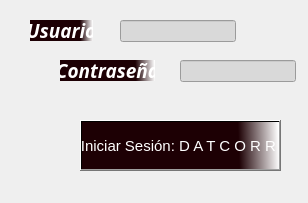
Before: the Qt Designer form ui/inicio_sesion.ui in Musthia/base-deposito, drawn with Qt 5.
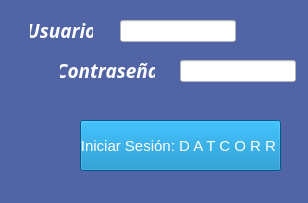
After: the same form once the commit is applied. Icons and pictures are not drawn.

Commit message: inisio de sesion actualizado

What changed in the file:
```diff
--- a/ui/inicio_sesion.ui
+++ b/ui/inicio_sesion.ui
@@ -2,6 +2,9 @@
 <ui version="4.0">
  <class>MainWindow</class>
  <widget class="QMainWindow" name="MainWindow">
+  <property name="enabled">
+   <bool>true</bool>
+  </property>
   <property name="geometry">
    <rect>
     <x>0</x>
@@ -14,10 +17,12 @@
    <string>INICIO DE SESION</string>
   </property>
   <property name="styleSheet">
-   <string notr="true">image: url(:/fondo/fondo_login.png);
-background-image: url(:/fondo/fondo_login.png);</string>
+   <string notr="true">background-color: rgb(81, 101, 166);</string>
   </property>
   <widget class="QWidget" name="centralwidget">
+   <property name="enabled">
+    <bool>true</bool>
+   </property>
    <widget class="QPushButton" name="boton_iniciar_sesion">
     <property name="geometry">
      <rect>
@@ -40,23 +45,12 @@
         </brush>
        </colorrole>
        <colorrole role="Button">
-        <brush brushstyle="LinearGradientPattern">
-         <gradient startx="0.795000000000000" starty="0.529727000000000" endx="1.000000000000000" endy="0.528000000000000" type="LinearGradient" spread="PadSpread" coordinatemode="ObjectBoundingMode">
-          <gradientstop position="0.000000000000000">
-           <color alpha="255">
-            <red>29</red>
-            <green>0</green>
-            <blue>4</blue>
-           </color>
-          </gradientstop>
-          <gradientstop position="1.000000000000000">
-           <color alpha="255">
-            <red>255</red>
-            <green>255</green>
-            <blue>255</blue>
-           </color>
-          </gradientstop>
-         </gradient>
+        <brush brushstyle="SolidPattern">
+         <color alpha="255">
+          <red>0</red>
+          <green>127</green>
+          <blue>190</blue>
+         </color>
         </brush>
        </colorrole>
        <colorrole role="Text">
@@ -78,43 +72,21 @@
         </brush>
        </colorrole>
        <colorrole role="Base">
-        <brush brushstyle="LinearGradientPattern">
-         <gradient startx="0.795000000000000" starty="0.529727000000000" endx="1.000000000000000" endy="0.528000000000000" type="LinearGradient" spread="PadSpread" coordinatemode="ObjectBoundingMode">
-          <gradientstop position="0.000000000000000">
-           <color alpha="255">
-            <red>29</red>
-            <green>0</green>
-            <blue>4</blue>
-           </color>
-          </gradientstop>
-          <gradientstop position="1.000000000000000">
-           <color alpha="255">
-            <red>255</red>
-            <green>255</green>
-            <blue>255</blue>
-           </color>
-          </gradientstop>
-         </gradient>
+        <brush brushstyle="SolidPattern">
+         <color alpha="255">
+          <red>0</red>
+          <green>127</green>
+          <blue>190</blue>
+         </color>
         </brush>
        </colorrole>
        <colorrole role="Window">
-        <brush brushstyle="LinearGradientPattern">
-         <gradient startx="0.795000000000000" starty="0.529727000000000" endx="1.000000000000000" endy="0.528000000000000" type="LinearGradient" spread="PadSpread" coordinatemode="ObjectBoundingMode">
-          <gradientstop position="0.000000000000000">
-           <color alpha="255">
-            <red>29</red>
-            <green>0</green>
-            <blue>4</blue>
-           </color>
-          </gradientstop>
-          <gradientstop position="1.000000000000000">
-           <color alpha="255">
-            <red>255</red>
-            <green>255</green>
-            <blue>255</blue>
-           </color>
-          </gradientstop>
-         </gradient>
+        <brush brushstyle="SolidPattern">
+         <color alpha="255">
+          <red>0</red>
+          <green>127</green>
+          <blue>190</blue>
+         </color>
         </brush>
        </colorrole>
        <colorrole role="Highlight">
@@ -147,23 +119,12 @@
         </brush>
        </colorrole>
        <colorrole role="Button">
-        <brush brushstyle="LinearGradientPattern">
-         <gradient startx="0.795000000000000" starty="0.529727000000000" endx="1.000000000000000" endy="0.528000000000000" type="LinearGradient" spread="PadSpread" coordinatemode="ObjectBoundingMode">
-          <gradientstop position="0.000000000000000">
-           <color alpha="255">
-            <red>29</red>
-            <green>0</green>
-            <blue>4</blue>
-           </color>
-          </gradientstop>
-          <gradientstop position="1.000000000000000">
-           <color alpha="255">
-            <red>255</red>
-            <green>255</green>
-            <blue>255</blue>
-           </color>
-          </gradientstop>
-         </gradient>
+        <brush brushstyle="SolidPattern">
+         <color alpha="255">
+          <red>0</red>
+          <green>127</green>
+          <blue>190</blue>
+         </color>
         </brush>
        </colorrole>
        <colorrole role="Text">
@@ -185,43 +146,21 @@
         </brush>
        </colorrole>
        <colorrole role="Base">
-        <brush brushstyle="LinearGradientPattern">
-         <gradient startx="0.795000000000000" starty="0.529727000000000" endx="1.000000000000000" endy="0.528000000000000" type="LinearGradient" spread="PadSpread" coordinatemode="ObjectBoundingMode">
-          <gradientstop position="0.000000000000000">
-           <color alpha="255">
-            <red>29</red>
-            <green>0</green>
-            <blue>4</blue>
-           </color>
-          </gradientstop>
-          <gradientstop position="1.000000000000000">
-           <color alpha="255">
-            <red>255</red>
-            <green>255</green>
-            <blue>255</blue>
-           </color>
-          </gradientstop>
-         </gradient>
+        <brush brushstyle="SolidPattern">
+         <color alpha="255">
+          <red>0</red>
+          <green>127</green>
+          <blue>190</blue>
+         </color>
         </brush>
        </colorrole>
        <colorrole role="Window">
-        <brush brushstyle="LinearGradientPattern">
-         <gradient startx="0.795000000000000" starty="0.529727000000000" endx="1.000000000000000" endy="0.528000000000000" type="LinearGradient" spread="PadSpread" coordinatemode="ObjectBoundingMode">
-          <gradientstop position="0.000000000000000">
-           <color alpha="255">
-            <red>29</red>
-            <green>0</green>
-            <blue>4</blue>
-           </color>
-          </gradientstop>
-          <gradientstop position="1.000000000000000">
-           <color alpha="255">
-            <red>255</red>
-            <green>255</green>
-            <blue>255</blue>
-           </color>
-          </gradientstop>
-         </gradient>
+        <brush brushstyle="SolidPattern">
+         <color alpha="255">
+          <red>0</red>
+          <green>127</green>
+          <blue>190</blue>
+         </color>
         </brush>
        </colorrole>
        <colorrole role="Highlight">
@@ -245,63 +184,30 @@
       </inactive>
       <disabled>
        <colorrole role="Button">
-        <brush brushstyle="LinearGradientPattern">
-         <gradient startx="0.795000000000000" starty="0.529727000000000" endx="1.000000000000000" endy="0.528000000000000" type="LinearGradient" spread="PadSpread" coordinatemode="ObjectBoundingMode">
-          <gradientstop position="0.000000000000000">
-           <color alpha="255">
-            <red>29</red>
-            <green>0</green>
-            <blue>4</blue>
-           </color>
-          </gradientstop>
-          <gradientstop position="1.000000000000000">
-           <color alpha="255">
-            <red>255</red>
-            <green>255</green>
-            <blue>255</blue>
-           </color>
-          </gradientstop>
-         </gradient>
+        <brush brushstyle="SolidPattern">
+         <color alpha="255">
+          <red>0</red>
+          <green>127</green>
+          <blue>190</blue>
+         </color>
         </brush>
        </colorrole>
        <colorrole role="Base">
-        <brush brushstyle="LinearGradientPattern">
-         <gradient startx="0.795000000000000" starty="0.529727000000000" endx="1.000000000000000" endy="0.528000000000000" type="LinearGradient" spread="PadSpread" coordinatemode="ObjectBoundingMode">
-          <gradientstop position="0.000000000000000">
-           <color alpha="255">
-            <red>29</red>
-            <green>0</green>
-            <blue>4</blue>
-           </color>
-          </gradientstop>
-          <gradientstop position="1.000000000000000">
-           <color alpha="255">
-            <red>255</red>
-            <green>255</green>
-            <blue>255</blue>
-           </color>
-          </gradientstop>
-         </gradient>
+        <brush brushstyle="SolidPattern">
+         <color alpha="255">
+          <red>0</red>
+          <green>127</green>
+          <blue>190</blue>
+         </color>
         </brush>
        </colorrole>
        <colorrole role="Window">
-        <brush brushstyle="LinearGradientPattern">
-         <gradient startx="0.795000000000000" starty="0.529727000000000" endx="1.000000000000000" endy="0.528000000000000" type="LinearGradient" spread="PadSpread" coordinatemode="ObjectBoundingMode">
-          <gradientstop position="0.000000000000000">
-           <color alpha="255">
-            <red>29</red>
-            <green>0</green>
-            <blue>4</blue>
-           </color>
-          </gradientstop>
-          <gradientstop position="1.000000000000000">
-           <color alpha="255">
-            <red>255</red>
-            <green>255</green>
-            <blue>255</blue>
-           </color>
-          </gradientstop>
-         </gradient>
+        <brush brushstyle="SolidPattern">
+         <color alpha="255">
+          <red>0</red>
+          <green>127</green>
+          <blue>190</blue>
+         </color>
         </brush>
        </colorrole>
        <colorrole role="Highlight">
@@ -349,7 +255,8 @@
      <bool>false</bool>
     </property>
     <property name="styleSheet">
-     <string notr="true">background-color: qlineargradient(spread:pad, x1:0.795, y1:0.529727, x2:1, y2:0.528, stop:0 rgba(29, 0, 4, 255), stop:1 rgba(255, 255, 255, 255));</string>
+     <string notr="true">
+background-color: rgb(0, 127, 190);</string>
     </property>
     <property name="text">
      <string>Iniciar Sesión: D A T C O R R </string>
@@ -359,6 +266,9 @@
     </property>
    </widget>
    <widget class="QLabel" name="label_contrasena">
+    <property name="enabled">
+     <bool>true</bool>
+    </property>
     <property name="geometry">
      <rect>
       <x>60</x>
@@ -380,63 +290,30 @@
         </brush>
        </colorrole>
        <colorrole role="Button">
-        <brush brushstyle="LinearGradientPattern">
-         <gradient startx="0.795000000000000" starty="0.529727000000000" endx="1.000000000000000" endy="0.528000000000000" type="LinearGradient" spread="PadSpread" coordinatemode="ObjectBoundingMode">
-          <gradientstop position="0.000000000000000">
-           <color alpha="255">
-            <red>29</red>
-            <green>0</green>
-            <blue>4</blue>
-           </color>
-          </gradientstop>
-          <gradientstop position="1.000000000000000">
-           <color alpha="255">
-            <red>255</red>
-            <green>255</green>
-            <blue>255</blue>
-           </color>
-          </gradientstop>
-         </gradient>
+        <brush brushstyle="SolidPattern">
+         <color alpha="255">
+          <red>81</red>
+          <green>101</green>
+          <blue>166</blue>
+         </color>
         </brush>
        </colorrole>
        <colorrole role="Base">
-        <brush brushstyle="LinearGradientPattern">
-         <gradient startx="0.795000000000000" starty="0.529727000000000" endx="1.000000000000000" endy="0.528000000000000" type="LinearGradient" spread="PadSpread" coordinatemode="ObjectBoundingMode">
-          <gradientstop position="0.000000000000000">
-           <color alpha="255">
-            <red>29</red>
-            <green>0</green>
-            <blue>4</blue>
-           </color>
-          </gradientstop>
-          <gradientstop position="1.000000000000000">
-           <color alpha="255">
-            <red>255</red>
-            <green>255</green>
-            <blue>255</blue>
-           </color>
-          </gradientstop>
-         </gradient>
+        <brush brushstyle="SolidPattern">
+         <color alpha="255">
+          <red>81</red>
+          <green>101</green>
+          <blue>166</blue>
+         </color>
         </brush>
        </colorrole>
        <colorrole role="Window">
-        <brush brushstyle="LinearGradientPattern">
-         <gradient startx="0.795000000000000" starty="0.529727000000000" endx="1.000000000000000" endy="0.528000000000000" type="LinearGradient" spread="PadSpread" coordinatemode="ObjectBoundingMode">
-          <gradientstop position="0.000000000000000">
-           <color alpha="255">
-            <red>29</red>
-            <green>0</green>
-            <blue>4</blue>
-           </color>
-          </gradientstop>
-          <gradientstop position="1.000000000000000">
-           <color alpha="255">
-            <red>255</red>
-            <green>255</green>
-            <blue>255</blue>
-           </color>
-          </gradientstop>
-         </gradient>
+        <brush brushstyle="SolidPattern">
+         <color alpha="255">
+          <red>81</red>
+          <green>101</green>
+          <blue>166</blue>
+         </color>
         </brush>
        </colorrole>
        <colorrole role="Highlight">
@@ -460,63 +337,30 @@
         </brush>
        </colorrole>
        <colorrole role="Button">
-        <brush brushstyle="LinearGradientPattern">
-         <gradient startx="0.795000000000000" starty="0.529727000000000" endx="1.000000000000000" endy="0.528000000000000" type="LinearGradient" spread="PadSpread" coordinatemode="ObjectBoundingMode">
-          <gradientstop position="0.000000000000000">
-           <color alpha="255">
-            <red>29</red>
-            <green>0</green>
-            <blue>4</blue>
-           </color>
-          </gradientstop>
-          <gradientstop position="1.000000000000000">
-           <color alpha="255">
-            <red>255</red>
-            <green>255</green>
-            <blue>255</blue>
-           </color>
-          </gradientstop>
-         </gradient>
+        <brush brushstyle="SolidPattern">
+         <color alpha="255">
+          <red>81</red>
+          <green>101</green>
+          <blue>166</blue>
+         </color>
         </brush>
        </colorrole>
        <colorrole role="Base">
-        <brush brushstyle="LinearGradientPattern">
-         <gradient startx="0.795000000000000" starty="0.529727000000000" endx="1.000000000000000" endy="0.528000000000000" type="LinearGradient" spread="PadSpread" coordinatemode="ObjectBoundingMode">
-          <gradientstop position="0.000000000000000">
-           <color alpha="255">
-            <red>29</red>
-            <green>0</green>
-            <blue>4</blue>
-           </color>
-          </gradientstop>
-          <gradientstop position="1.000000000000000">
-           <color alpha="255">
-            <red>255</red>
-            <green>255</green>
-            <blue>255</blue>
-           </color>
-          </gradientstop>
-         </gradient>
+        <brush brushstyle="SolidPattern">
+         <color alpha="255">
+          <red>81</red>
+          <green>101</green>
+          <blue>166</blue>
+         </color>
         </brush>
        </colorrole>
        <colorrole role="Window">
-        <brush brushstyle="LinearGradientPattern">
-         <gradient startx="0.795000000000000" starty="0.529727000000000" endx="1.000000000000000" endy="0.528000000000000" type="LinearGradient" spread="PadSpread" coordinatemode="ObjectBoundingMode">
-          <gradientstop position="0.000000000000000">
-           <color alpha="255">
-            <red>29</red>
-            <green>0</green>
-            <blue>4</blue>
-           </color>
-          </gradientstop>
-          <gradientstop position="1.000000000000000">
-           <color alpha="255">
-            <red>255</red>
-            <green>255</green>
-            <blue>255</blue>
-           </color>
-          </gradientstop>
-         </gradient>
+        <brush brushstyle="SolidPattern">
+         <color alpha="255">
+          <red>81</red>
+          <green>101</green>
+          <blue>166</blue>
+         </color>
         </brush>
        </colorrole>
        <colorrole role="Highlight">
@@ -531,63 +375,30 @@
       </inactive>
       <disabled>
        <colorrole role="Button">
-        <brush brushstyle="LinearGradientPattern">
-         <gradient startx="0.795000000000000" starty="0.529727000000000" endx="1.000000000000000" endy="0.528000000000000" type="LinearGradient" spread="PadSpread" coordinatemode="ObjectBoundingMode">
-          <gradientstop position="0.000000000000000">
-           <color alpha="255">
-            <red>29</red>
-            <green>0</green>
-            <blue>4</blue>
-           </color>
-          </gradientstop>
-          <gradientstop position="1.000000000000000">
-           <color alpha="255">
-            <red>255</red>
-            <green>255</green>
-            <blue>255</blue>
-           </color>
-          </gradientstop>
-         </gradient>
+        <brush brushstyle="SolidPattern">
+         <color alpha="255">
+          <red>81</red>
+          <green>101</green>
+          <blue>166</blue>
+         </color>
         </brush>
        </colorrole>
        <colorrole role="Base">
-        <brush brushstyle="LinearGradientPattern">
-         <gradient startx="0.795000000000000" starty="0.529727000000000" endx="1.000000000000000" endy="0.528000000000000" type="LinearGradient" spread="PadSpread" coordinatemode="ObjectBoundingMode">
-          <gradientstop position="0.000000000000000">
-           <color alpha="255">
-            <red>29</red>
-            <green>0</green>
-            <blue>4</blue>
-           </color>
-          </gradientstop>
-          <gradientstop position="1.000000000000000">
-           <color alpha="255">
-            <red>255</red>
-            <green>255</green>
-            <blue>255</blue>
-           </color>
-          </gradientstop>
-         </gradient>
+        <brush brushstyle="SolidPattern">
+         <color alpha="255">
+          <red>81</red>
+          <green>101</green>
+          <blue>166</blue>
+         </color>
         </brush>
        </colorrole>
        <colorrole role="Window">
-        <brush brushstyle="LinearGradientPattern">
-         <gradient startx="0.795000000000000" starty="0.529727000000000" endx="1.000000000000000" endy="0.528000000000000" type="LinearGradient" spread="PadSpread" coordinatemode="ObjectBoundingMode">
-          <gradientstop position="0.000000000000000">
-           <color alpha="255">
-            <red>29</red>
-            <green>0</green>
-            <blue>4</blue>
-           </color>
-          </gradientstop>
-          <gradientstop position="1.000000000000000">
-           <color alpha="255">
-            <red>255</red>
-            <green>255</green>
-            <blue>255</blue>
-           </color>
-          </gradientstop>
-         </gradient>
+        <brush brushstyle="SolidPattern">
+         <color alpha="255">
+          <red>81</red>
+          <green>101</green>
+          <blue>166</blue>
+         </color>
         </brush>
        </colorrole>
        <colorrole role="Highlight">
@@ -614,7 +425,7 @@
      <cursorShape>ArrowCursor</cursorShape>
     </property>
     <property name="styleSheet">
-     <string notr="true">background-color: qlineargradient(spread:pad, x1:0.795, y1:0.529727, x2:1, y2:0.528, stop:0 rgba(29, 0, 4, 255), stop:1 rgba(255, 255, 255, 255));</string>
+     <string notr="true"/>
     </property>
     <property name="text">
      <string>Contraseña</string>
@@ -650,9 +461,9 @@
        <colorrole role="Button">
         <brush brushstyle="SolidPattern">
          <color alpha="255">
-          <red>217</red>
-          <green>217</green>
-          <blue>217</blue>
+          <red>255</red>
+          <green>255</green>
+          <blue>255</blue>
          </color>
         </brush>
        </colorrole>
@@ -677,18 +488,18 @@
        <colorrole role="Base">
         <brush brushstyle="SolidPattern">
          <color alpha="255">
-          <red>217</red>
-          <green>217</green>
-          <blue>217</blue>
+          <red>255</red>
+          <green>255</green>
+          <blue>255</blue>
          </color>
         </brush>
        </colorrole>
        <colorrole role="Window">
         <brush brushstyle="SolidPattern">
          <color alpha="255">
-          <red>217</red>
-          <green>217</green>
-          <blue>217</blue>
+          <red>255</red>
+          <green>255</green>
+          <blue>255</blue>
          </color>
         </brush>
        </colorrole>
@@ -724,9 +535,9 @@
        <colorrole role="Button">
         <brush brushstyle="SolidPattern">
          <color alpha="255">
-          <red>217</red>
-          <green>217</green>
-          <blue>217</blue>
+          <red>255</red>
+          <green>255</green>
+          <blue>255</blue>
          </color>
         </brush>
        </colorrole>
@@ -751,18 +562,18 @@
        <colorrole role="Base">
         <brush brushstyle="SolidPattern">
          <color alpha="255">
-          <red>217</red>
-          <green>217</green>
-          <blue>217</blue>
+          <red>255</red>
+          <green>255</green>
+          <blue>255</blue>
          </color>
         </brush>
        </colorrole>
        <colorrole role="Window">
         <brush brushstyle="SolidPattern">
          <color alpha="255">
-          <red>217</red>
-          <green>217</green>
-          <blue>217</blue>
+          <red>255</red>
+          <green>255</green>
+          <blue>255</blue>
          </color>
         </brush>
        </colorrole>
@@ -789,27 +600,27 @@
        <colorrole role="Button">
         <brush brushstyle="SolidPattern">
          <color alpha="255">
-          <red>217</red>
-          <green>217</green>
-          <blue>217</blue>
+          <red>255</red>
+          <green>255</green>
+          <blue>255</blue>
          </color>
         </brush>
        </colorrole>
        <colorrole role="Base">
         <brush brushstyle="SolidPattern">
          <color alpha="255">
-          <red>217</red>
-          <green>217</green>
-          <blue>217</blue>
+          <red>255</red>
+          <green>255</green>
+          <blue>255</blue>
          </color>
         </brush>
        </colorrole>
        <colorrole role="Window">
         <brush brushstyle="SolidPattern">
          <color alpha="255">
-          <red>217</red>
-          <green>217</green>
-          <blue>217</blue>
+          <red>255</red>
+          <green>255</green>
+          <blue>255</blue>
          </color>
         </brush>
        </colorrole>
@@ -840,7 +651,7 @@
      </font>
     </property>
     <property name="styleSheet">
-     <string notr="true">background-color: rgb(217, 217, 217);</string>
+     <string notr="true">background-color: rgb(255, 255, 255);</string>
     </property>
     <property name="text">
      <string/>
@@ -850,6 +661,9 @@
     </property>
    </widget>
    <widget class="QLabel" name="label_usuario">
+    <property name="enabled">
+     <bool>true</bool>
+    </property>
     <property name="geometry">
      <rect>
       <x>30</x>
@@ -871,23 +685,12 @@
         </brush>
        </colorrole>
        <colorrole role="Button">
-        <brush brushstyle="LinearGradientPattern">
-         <gradient startx="0.795000000000000" starty="0.529727000000000" endx="1.000000000000000" endy="0.528000000000000" type="LinearGradient" spread="PadSpread" coordinatemode="ObjectBoundingMode">
-          <gradientstop position="0.000000000000000">
-           <color alpha="255">
-            <red>29</red>
-            <green>0</green>
-            <blue>4</blue>
-           </color>
-          </gradientstop>
-          <gradientstop position="1.000000000000000">
-           <color alpha="255">
-            <red>255</red>
-            <green>255</green>
-            <blue>255</blue>
-           </color>
-          </gradientstop>
-         </gradient>
+        <brush brushstyle="SolidPattern">
+         <color alpha="255">
+          <red>81</red>
+          <green>101</green>
+          <blue>166</blue>
+         </color>
         </brush>
        </colorrole>
        <colorrole role="Text">
@@ -900,43 +703,21 @@
         </brush>
        </colorrole>
        <colorrole role="Base">
-        <brush brushstyle="LinearGradientPattern">
-         <gradient startx="0.795000000000000" starty="0.529727000000000" endx="1.000000000000000" endy="0.528000000000000" type="LinearGradient" spread="PadSpread" coordinatemode="ObjectBoundingMode">
-          <gradientstop position="0.000000000000000">
-           <color alpha="255">
-            <red>29</red>
-            <green>0</green>
-            <blue>4</blue>
-           </color>
-          </gradientstop>
-          <gradientstop position="1.000000000000000">
-           <color alpha="255">
-            <red>255</red>
-            <green>255</green>
-            <blue>255</blue>
-           </color>
-          </gradientstop>
-         </gradient>
+        <brush brushstyle="SolidPattern">
+         <color alpha="255">
+          <red>81</red>
+          <green>101</green>
+          <blue>166</blue>
+         </color>
         </brush>
        </colorrole>
        <colorrole role="Window">
-        <brush brushstyle="LinearGradientPattern">
-         <gradient startx="0.795000000000000" starty="0.529727000000000" endx="1.000000000000000" endy="0.528000000000000" type="LinearGradient" spread="PadSpread" coordinatemode="ObjectBoundingMode">
-          <gradientstop position="0.000000000000000">
-           <color alpha="255">
-            <red>29</red>
-            <green>0</green>
-            <blue>4</blue>
-           </color>
-          </gradientstop>
-          <gradientstop position="1.000000000000000">
-           <color alpha="255">
-            <red>255</red>
-            <green>255</green>
-            <blue>255</blue>
-           </color>
-          </gradientstop>
-         </gradient>
+        <brush brushstyle="SolidPattern">
+         <color alpha="255">
+          <red>81</red>
+          <green>101</green>
+          <blue>166</blue>
+         </color>
         </brush>
        </colorrole>
        <colorrole role="Highlight">
@@ -960,23 +741,12 @@
         </brush>
        </colorrole>
        <colorrole role="Button">
-        <brush brushstyle="LinearGradientPattern">
-         <gradient startx="0.795000000000000" starty="0.529727000000000" endx="1.000000000000000" endy="0.528000000000000" type="LinearGradient" spread="PadSpread" coordinatemode="ObjectBoundingMode">
-          <gradientstop position="0.000000000000000">
-           <color alpha="255">
-            <red>29</red>
-            <green>0</green>
-            <blue>4</blue>
-           </color>
-          </gradientstop>
-          <gradientstop position="1.000000000000000">
-           <color alpha="255">
-            <red>255</red>
-            <green>255</green>
-            <blue>255</blue>
-           </color>
-          </gradientstop>
-         </gradient>
+        <brush brushstyle="SolidPattern">
+         <color alpha="255">
+          <red>81</red>
+          <green>101</green>
+          <blue>166</blue>
+         </color>
         </brush>
        </colorrole>
        <colorrole role="Text">
@@ -989,43 +759,21 @@
         </brush>
        </colorrole>
        <colorrole role="Base">
-        <brush brushstyle="LinearGradientPattern">
-         <gradient startx="0.795000000000000" starty="0.529727000000000" endx="1.000000000000000" endy="0.528000000000000" type="LinearGradient" spread="PadSpread" coordinatemode="ObjectBoundingMode">
-          <gradientstop position="0.000000000000000">
-           <color alpha="255">
-            <red>29</red>
-            <green>0</green>
-            <blue>4</blue>
-           </color>
-          </gradientstop>
-          <gradientstop position="1.000000000000000">
-           <color alpha="255">
-            <red>255</red>
-            <green>255</green>
-            <blue>255</blue>
-           </color>
-          </gradientstop>
-         </gradient>
+        <brush brushstyle="SolidPattern">
+         <color alpha="255">
+          <red>81</red>
+          <green>101</green>
+          <blue>166</blue>
+         </color>
         </brush>
        </colorrole>
        <colorrole role="Window">
-        <brush brushstyle="LinearGradientPattern">
-         <gradient startx="0.795000000000000" starty="0.529727000000000" endx="1.000000000000000" endy="0.528000000000000" type="LinearGradient" spread="PadSpread" coordinatemode="ObjectBoundingMode">
-          <gradientstop position="0.000000000000000">
-           <color alpha="255">
-            <red>29</red>
-            <green>0</green>
-            <blue>4</blue>
-           </color>
-          </gradientstop>
-          <gradientstop position="1.000000000000000">
-           <color alpha="255">
-            <red>255</red>
-            <green>255</green>
-            <blue>255</blue>
-           </color>
-          </gradientstop>
-         </gradient>
+        <brush brushstyle="SolidPattern">
+         <color alpha="255">
+          <red>81</red>
+          <green>101</green>
+          <blue>166</blue>
+         </color>
         </brush>
        </colorrole>
        <colorrole role="Highlight">
@@ -1040,63 +788,30 @@
       </inactive>
       <disabled>
        <colorrole role="Button">
-        <brush brushstyle="LinearGradientPattern">
-         <gradient startx="0.795000000000000" starty="0.529727000000000" endx="1.000000000000000" endy="0.528000000000000" type="LinearGradient" spread="PadSpread" coordinatemode="ObjectBoundingMode">
-          <gradientstop position="0.000000000000000">
-           <color alpha="255">
-            <red>29</red>
-            <green>0</green>
-            <blue>4</blue>
-           </color>
-          </gradientstop>
-          <gradientstop position="1.000000000000000">
-           <color alpha="255">
-            <red>255</red>
-            <green>255</green>
-            <blue>255</blue>
-           </color>
-          </gradientstop>
-         </gradient>
+        <brush brushstyle="SolidPattern">
+         <color alpha="255">
+          <red>81</red>
+          <green>101</green>
+          <blue>166</blue>
+         </color>
         </brush>
        </colorrole>
        <colorrole role="Base">
-        <brush brushstyle="LinearGradientPattern">
-         <gradient startx="0.795000000000000" starty="0.529727000000000" endx="1.000000000000000" endy="0.528000000000000" type="LinearGradient" spread="PadSpread" coordinatemode="ObjectBoundingMode">
-          <gradientstop position="0.000000000000000">
-           <color alpha="255">
-            <red>29</red>
-            <green>0</green>
-            <blue>4</blue>
-           </color>
-          </gradientstop>
-          <gradientstop position="1.000000000000000">
-           <color alpha="255">
-            <red>255</red>
-            <green>255</green>
-            <blue>255</blue>
-           </color>
-          </gradientstop>
-         </gradient>
+        <brush brushstyle="SolidPattern">
+         <color alpha="255">
+          <red>81</red>
+          <green>101</green>
+          <blue>166</blue>
+         </color>
         </brush>
        </colorrole>
        <colorrole role="Window">
-        <brush brushstyle="LinearGradientPattern">
-         <gradient startx="0.795000000000000" starty="0.529727000000000" endx="1.000000000000000" endy="0.528000000000000" type="LinearGradient" spread="PadSpread" coordinatemode="ObjectBoundingMode">
-          <gradientstop position="0.000000000000000">
-           <color alpha="255">
-            <red>29</red>
-            <green>0</green>
-            <blue>4</blue>
-           </color>
-          </gradientstop>
-          <gradientstop position="1.000000000000000">
-           <color alpha="255">
-            <red>255</red>
-            <green>255</green>
-            <blue>255</blue>
-           </color>
-          </gradientstop>
-         </gradient>
+        <brush brushstyle="SolidPattern">
+         <color alpha="255">
+          <red>81</red>
+          <green>101</green>
+          <blue>166</blue>
+         </color>
         </brush>
        </colorrole>
        <colorrole role="Highlight">
@@ -1123,7 +838,7 @@
      <cursorShape>ArrowCursor</cursorShape>
     </property>
     <property name="styleSheet">
-     <string notr="true">background-color: qlineargradient(spread:pad, x1:0.795, y1:0.529727, x2:1, y2:0.528, stop:0 rgba(29, 0, 4, 255), stop:1 rgba(255, 255, 255, 255));</string>
+     <string notr="true"/>
     </property>
     <property name="text">
      <string>Usuario</string>
@@ -1156,9 +871,9 @@
        <colorrole role="Button">
         <brush brushstyle="SolidPattern">
          <color alpha="255">
-          <red>217</red>
-          <green>217</green>
-          <blue>217</blue>
+          <red>255</red>
+          <green>255</green>
+          <blue>255</blue>
          </color>
         </brush>
        </colorrole>
@@ -1228,18 +943,18 @@
        <colorrole role="Base">
         <brush brushstyle="SolidPattern">
          <color alpha="255">
-          <red>217</red>
-          <green>217</green>
-          <blue>217</blue>
+          <red>255</red>
+          <green>255</green>
+          <blue>255</blue>
          </color>
         </brush>
        </colorrole>
        <colorrole role="Window">
         <brush brushstyle="SolidPattern">
          <color alpha="255">
-          <red>217</red>
-          <green>217</green>
-          <blue>217</blue>
+          <red>255</red>
+          <green>255</green>
+          <blue>255</blue>
          </color>
         </brush>
        </colorrole>
@@ -1320,9 +1035,9 @@
        <colorrole role="Button">
         <brush brushstyle="SolidPattern">
          <color alpha="255">
-          <red>217</red>
-          <green>217</green>
-          <blue>217</blue>
+          <red>255</red>
+          <green>255</green>
+          <blue>255</blue>
          </color>
         </brush>
        </colorrole>
@@ -1392,18 +1107,18 @@
        <colorrole role="Base">
         <brush brushstyle="SolidPattern">
          <color alpha="255">
-          <red>217</red>
-          <green>217</green>
-          <blue>217</blue>
+          <red>255</red>
+          <green>255</green>
+          <blue>255</blue>
          </color>
         </brush>
        </colorrole>
        <colorrole role="Window">
         <brush brushstyle="SolidPattern">
          <color alpha="255">
-          <red>217</red>
-          <green>217</green>
-          <blue>217</blue>
+          <red>255</red>
+          <green>255</green>
+          <blue>255</blue>
          </color>
         </brush>
        </colorrole>
@@ -1484,9 +1199,9 @@
        <colorrole role="Button">
         <brush brushstyle="SolidPattern">
          <color alpha="255">
-          <red>217</red>
-          <green>217</green>
-          <blue>217</blue>
+          <red>255</red>
+          <green>255</green>
+          <blue>255</blue>
          </color>
         </brush>
        </colorrole>
@@ -1556,18 +1271,18 @@
        <colorrole role="Base">
         <brush brushstyle="SolidPattern">
          <color alpha="255">
-          <red>217</red>
-          <green>217</green>
-          <blue>217</blue>
+          <red>255</red>
+          <green>255</green>
+          <blue>255</blue>
          </color>
         </brush>
        </colorrole>
        <colorrole role="Window">
         <brush brushstyle="SolidPattern">
          <color alpha="255">
-          <red>217</red>
-          <green>217</green>
-          <blue>217</blue>
+          <red>255</red>
+          <green>255</green>
+          <blue>255</blue>
          </color>
         </brush>
        </colorrole>
@@ -1644,7 +1359,7 @@
      </font>
     </property>
     <property name="styleSheet">
-     <string notr="true">background-color: rgb(217, 217, 217);</string>
+     <string notr="true">background-color: rgb(255, 255, 255);</string>
     </property>
    </widget>
   </widget>
```
Left out of the diff: 44 changed lines with no effect on the pictures. The commit also changes 1 other file.
